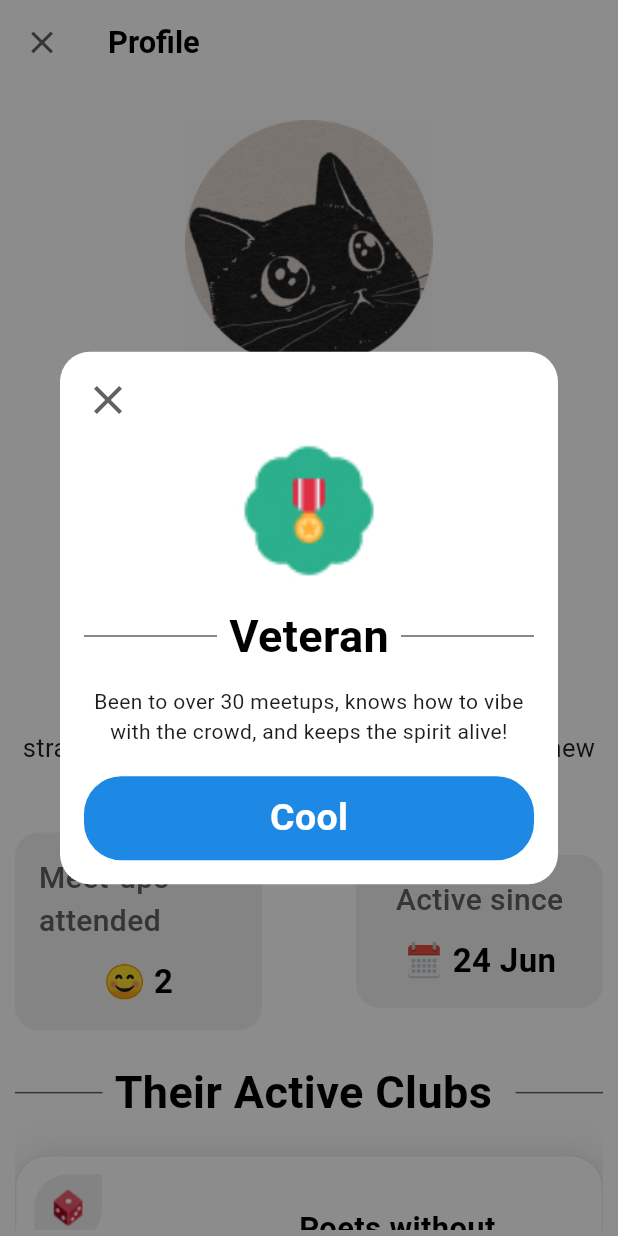
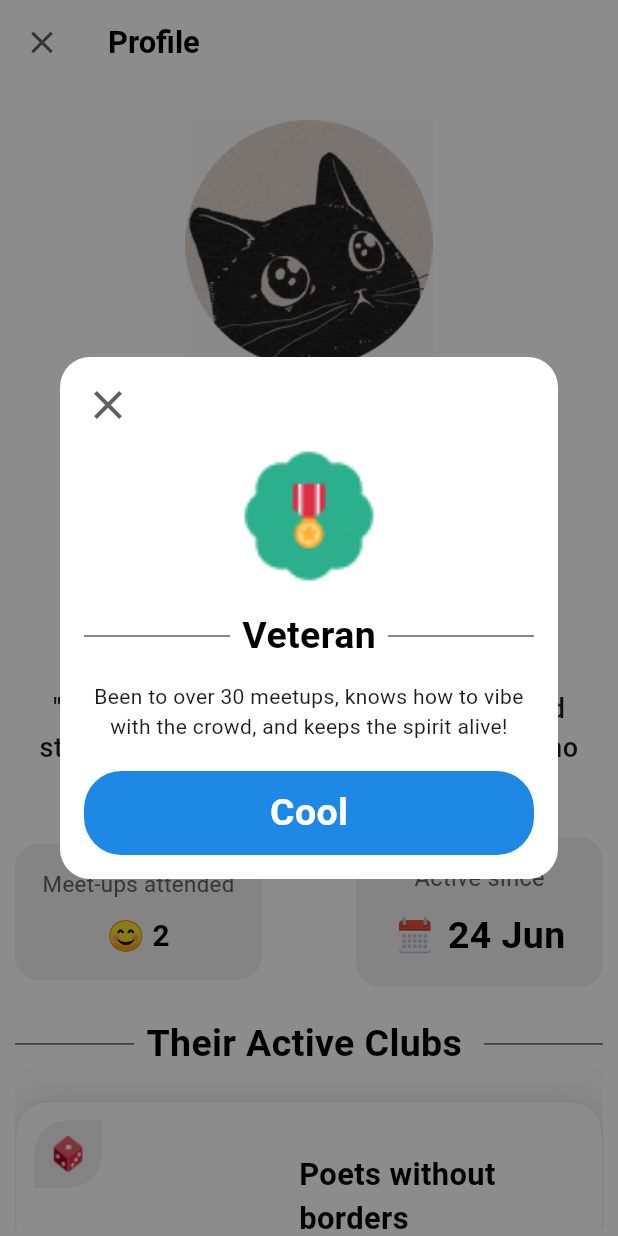
Before and after one commit to pratyushvaibhaw/misfit_assignment, a Flutter app: the screen it shows after launch, after a tap on "Veteran", on a phone screen of 412 x 824 dp. Run offline on Flutter 3.47's test engine with Material 3 defaults, Android fonts, the phone set to English and light mode, and no system bars; our stand-ins replace google_fonts, velocity_x; Roboto replaces fonts that are missing (Abel).

Commit message:
ui bugs fixes

```diff
--- a/lib/pages/profile_page.dart
+++ b/lib/pages/profile_page.dart
@@ -82,11 +82,13 @@ class ProfilePage extends StatelessWidget {
         MeetupInfoTab(
           meetups: '😊 2',
           width: height * .200,
+          h: height,
         ),
         15.widthBox,
         DateInfoTab(
           activeDate: '24 Jun',
           width: height * .200,
+          h: height,
         )
       ],
     );
@@ -96,8 +98,8 @@ class ProfilePage extends StatelessWidget {
     return Text(
       str,
       style: const TextStyle(
-        fontWeight: FontWeight.w400,
-        fontSize: 17,
+        fontWeight: FontWeight.w500,
+        fontSize: 18,
       ),
       textAlign: TextAlign.center,
     );
--- a/lib/widgets/active_club_tab.dart
+++ b/lib/widgets/active_club_tab.dart
@@ -51,7 +51,7 @@ class ActiveClubTab extends StatelessWidget {
                   ClipRRect(
                     borderRadius: BorderRadius.circular(22),
                     child: Image.asset(
-                      '${Utils.img}club.jpg',
+                      img,
                       height: 150,
                       width: 160,
                       fit: BoxFit.cover,
@@ -86,7 +86,7 @@ class ActiveClubTab extends StatelessWidget {
                     crossAxisAlignment: CrossAxisAlignment.start,
                     children: [
                       Text(
-                        "Poets without borders",
+                        title,
                         style: GoogleFonts.aBeeZee().copyWith(
                             fontSize: h * .025,
                             color: AppColor.black,
@@ -124,8 +124,8 @@ class ActiveClubTab extends StatelessWidget {
           Row(
             mainAxisAlignment: MainAxisAlignment.spaceBetween,
             children: [
-              MeetupInfoTab(meetups: meetups, width: h * .190),
-              DateInfoTab(activeDate: date, width: h * .190)
+              MeetupInfoTab(meetups: meetups, width: h * .190, h: h),
+              DateInfoTab(activeDate: date, width: h * .190, h: h)
             ],
           )
         ],
--- a/lib/widgets/custom_badge.dart
+++ b/lib/widgets/custom_badge.dart
@@ -37,7 +37,7 @@ class CustomBadge extends StatelessWidget {
           ),
         ),
         5.heightBox,
-        Utils.text(str: title, size: 20),
+        Utils.text(str: title, size: 18),
       ],
     ).onTap(() {
       showGeneralDialog(
--- a/lib/widgets/date_info_tab.dart
+++ b/lib/widgets/date_info_tab.dart
@@ -7,7 +7,12 @@ import '../utils/utils.dart';
 class DateInfoTab extends StatelessWidget {
   final String activeDate;
   final double width;
-  const DateInfoTab({super.key, required this.activeDate, required this.width});
+  final double h;
+  const DateInfoTab(
+      {super.key,
+      required this.activeDate,
+      required this.width,
+      required this.h});
 
   @override
   Widget build(BuildContext context) {
@@ -22,8 +27,8 @@ class DateInfoTab extends StatelessWidget {
         children: [
           Utils.text(
               str: 'Active since',
-              size: 20,
-              weight: FontWeight.w500,
+              size: h * .019,
+              weight: FontWeight.w400,
               color: AppColor.grey),
           10.heightBox,
           Row(
@@ -33,8 +38,8 @@ class DateInfoTab extends StatelessWidget {
                 '${Utils.img}calendar.png',
                 height: 28,
               ),
-              5.widthBox,
-              Utils.text(str: activeDate, size: 22),
+              8.widthBox,
+              Utils.text(str: activeDate, size: 25),
             ],
           ),
         ],
--- a/lib/widgets/divider_and_text.dart
+++ b/lib/widgets/divider_and_text.dart
@@ -1,5 +1,4 @@
 import 'package:flutter/material.dart';
-
 import '../constants/colors.dart';
 import '../utils/utils.dart';
 
@@ -19,7 +18,7 @@ class DividerAndText extends StatelessWidget {
         ),
         Padding(
           padding: const EdgeInsets.symmetric(horizontal: 8.0),
-          child: Utils.text(str: txt),
+          child: Utils.text(str: txt, size: 25),
         ),
         Expanded(
           child: Container(
--- a/lib/widgets/meetup_info_tab.dart
+++ b/lib/widgets/meetup_info_tab.dart
@@ -6,11 +6,13 @@ import 'package:velocity_x/velocity_x.dart';
 class MeetupInfoTab extends StatelessWidget {
   final String meetups;
   final double width;
+  final double h;
 
   const MeetupInfoTab({
     super.key,
     required this.meetups,
     required this.width,
+    required this.h,
   });
 
   @override
@@ -27,11 +29,11 @@ class MeetupInfoTab extends StatelessWidget {
         children: [
           Utils.text(
               str: 'Meet-ups attended',
-              size: 20,
-              weight: FontWeight.w500,
+              size: h * .018,
+              weight: FontWeight.w400,
               color: AppColor.grey),
           10.heightBox,
-          Utils.text(str: meetups, size: 22),
+          Utils.text(str: meetups, size: h * .024),
         ],
       ),
     );
```
